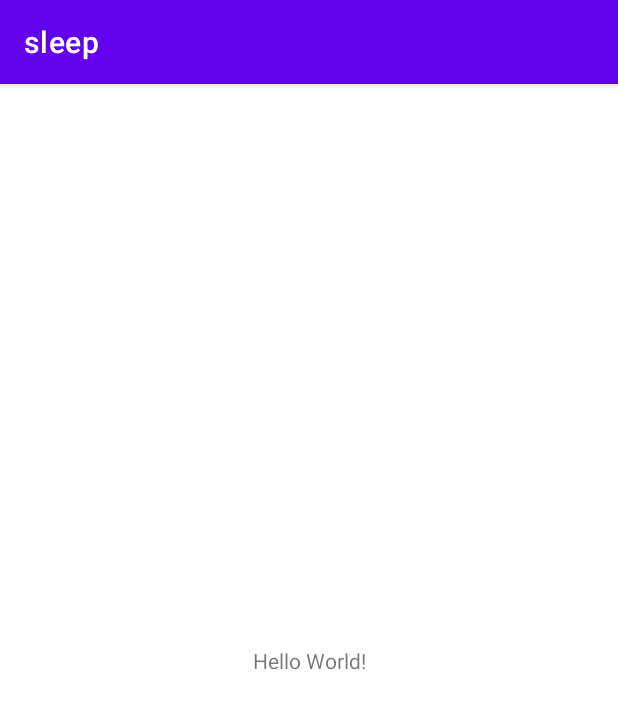
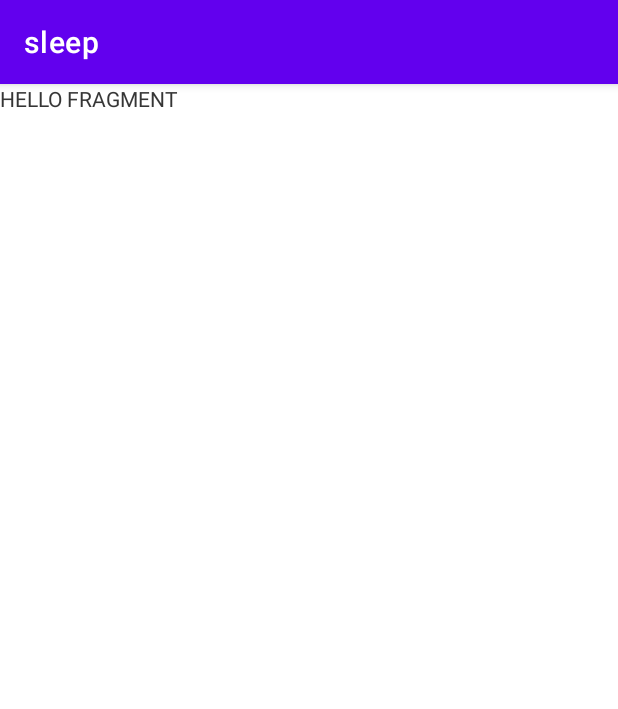
Before and after one commit to DmitryAvanesov/sleep, an Android app: the screen it shows after launch (MainActivity before the commit, ListActivity after it), on a phone screen of 412 x 824 dp. Shown: the top 709 px of the screen. Run offline under Robolectric (Android 15) with nearby library versions, the phone set to English and light mode, and no system bars.

Commit message:
Added an activity w/ a fragment

```diff
--- a/app/build.gradle
+++ b/app/build.gradle
@@ -37,7 +37,10 @@ dependencies {
     implementation 'androidx.appcompat:appcompat:1.3.1'
     implementation 'com.google.android.material:material:1.4.0'
     implementation 'androidx.constraintlayout:constraintlayout:2.1.0'
-    testImplementation 'junit:junit:4.+'
+    implementation 'androidx.legacy:legacy-support-v4:1.0.0'
+    implementation "androidx.lifecycle:lifecycle-viewmodel-ktx:2.3.1"
+    implementation "androidx.fragment:fragment-ktx:1.3.6"
+    testImplementation 'junit:junit:4.13.2'
     androidTestImplementation 'androidx.test.ext:junit:1.1.3'
     androidTestImplementation 'androidx.test.espresso:espresso-core:3.4.0'
 }
--- a/app/src/main/AndroidManifest.xml
+++ b/app/src/main/AndroidManifest.xml
@@ -10,6 +10,9 @@
         android:supportsRtl="true"
         android:theme="@style/Theme.Sleep">
         <activity
+            android:name=".list.ListActivity"
+            android:exported="true" />
+        <activity
             android:name=".MainActivity"
             android:exported="true">
             <intent-filter>
--- a/app/src/main/java/com/example/sleep/MainActivity.kt
+++ b/app/src/main/java/com/example/sleep/MainActivity.kt
@@ -1,11 +1,14 @@
 package com.example.sleep
 
+import android.content.Intent
 import androidx.appcompat.app.AppCompatActivity
 import android.os.Bundle
+import com.example.sleep.list.ListActivity
 
-class MainActivity : AppCompatActivity() {
+class MainActivity : AppCompatActivity(R.layout.activity_main) {
     override fun onCreate(savedInstanceState: Bundle?) {
         super.onCreate(savedInstanceState)
-        setContentView(R.layout.activity_main)
+        val intent = Intent(this, ListActivity::class.java)
+        startActivity(intent)
     }
 }
--- /dev/null
+++ b/app/src/main/java/com/example/sleep/list/ListActivity.kt
@@ -0,0 +1,19 @@
+package com.example.sleep.list
+
+import androidx.appcompat.app.AppCompatActivity
+import android.os.Bundle
+import androidx.fragment.app.add
+import androidx.fragment.app.commit
+import com.example.sleep.R
+
+class ListActivity : AppCompatActivity(R.layout.activity_list) {
+    override fun onCreate(savedInstanceState: Bundle?) {
+        super.onCreate(savedInstanceState)
+        if (savedInstanceState == null) {
+            supportFragmentManager.commit {
+                setReorderingAllowed(true)
+                add<ListFragment>(R.id.list_fragment_container)
+            }
+        }
+    }
+}
--- /dev/null
+++ b/app/src/main/java/com/example/sleep/list/ListFragment.kt
@@ -0,0 +1,60 @@
+package com.example.sleep.list
+
+import android.os.Bundle
+import androidx.fragment.app.Fragment
+import android.view.LayoutInflater
+import android.view.View
+import android.view.ViewGroup
+import com.example.sleep.R
+
+// TODO: Rename parameter arguments, choose names that match
+// the fragment initialization parameters, e.g. ARG_ITEM_NUMBER
+private const val ARG_PARAM1 = "param1"
+private const val ARG_PARAM2 = "param2"
+
+/**
+ * A simple [Fragment] subclass.
+ * Use the [ListFragment.newInstance] factory method to
+ * create an instance of this fragment.
+ */
+class ListFragment : Fragment(R.layout.fragment_list) {
+    // TODO: Rename and change types of parameters
+    private var param1: String? = null
+    private var param2: String? = null
+
+    override fun onCreate(savedInstanceState: Bundle?) {
+        super.onCreate(savedInstanceState)
+        arguments?.let {
+            param1 = it.getString(ARG_PARAM1)
+            param2 = it.getString(ARG_PARAM2)
+        }
+    }
+
+    override fun onCreateView(
+        inflater: LayoutInflater, container: ViewGroup?,
+        savedInstanceState: Bundle?
+    ): View? {
+        // Inflate the layout for this fragment
+        return inflater.inflate(R.layout.fragment_list, container, false)
+    }
+
+    companion object {
+        /**
+         * Use this factory method to create a new instance of
+         * this fragment using the provided parameters.
+         *
+         * @param param1 Parameter 1.
+         * @param param2 Parameter 2.
+         * @return A new instance of fragment ListFragment.
+         */
+        // TODO: Rename and change types and number of parameters
+        @JvmStatic
+        fun newInstance(param1: String, param2: String) =
+            ListFragment().apply {
+                arguments = Bundle().apply {
+                    putString(ARG_PARAM1, param1)
+                    putString(ARG_PARAM2, param2)
+                }
+            }
+    }
+}
--- /dev/null
+++ b/app/src/main/res/layout/activity_list.xml
@@ -0,0 +1,15 @@
+<?xml version="1.0" encoding="utf-8"?>
+<androidx.constraintlayout.widget.ConstraintLayout xmlns:android="http://schemas.android.com/apk/res/android"
+    xmlns:app="http://schemas.android.com/apk/res-auto"
+    xmlns:tools="http://schemas.android.com/tools"
+    android:layout_width="match_parent"
+    android:layout_height="match_parent"
+    tools:context=".list.ListActivity">
+
+    <androidx.fragment.app.FragmentContainerView
+        android:id="@+id/list_fragment_container"
+        android:layout_width="match_parent"
+        android:layout_height="match_parent"
+        android:name="com.example.sleep.list.ListFragment" />
+
+</androidx.constraintlayout.widget.ConstraintLayout>
--- /dev/null
+++ b/app/src/main/res/layout/fragment_list.xml
@@ -0,0 +1,15 @@
+<?xml version="1.0" encoding="utf-8"?>
+<FrameLayout xmlns:android="http://schemas.android.com/apk/res/android"
+    xmlns:tools="http://schemas.android.com/tools"
+    android:id="@+id/fragment_list"
+    android:layout_width="match_parent"
+    android:layout_height="match_parent"
+    tools:context=".list.ListFragment">
+
+    <!-- TODO: Update blank fragment layout -->
+    <TextView
+        android:layout_width="match_parent"
+        android:layout_height="match_parent"
+        android:text="HELLO FRAGMENT" />
+
+</FrameLayout>
--- a/app/src/main/res/values/strings.xml
+++ b/app/src/main/res/values/strings.xml
@@ -1,3 +1,5 @@
 <resources>
     <string name="app_name">sleep</string>
+    <!-- TODO: Remove or change this placeholder text -->
+    <string name="hello_blank_fragment">Hello blank fragment</string>
 </resources>
```
